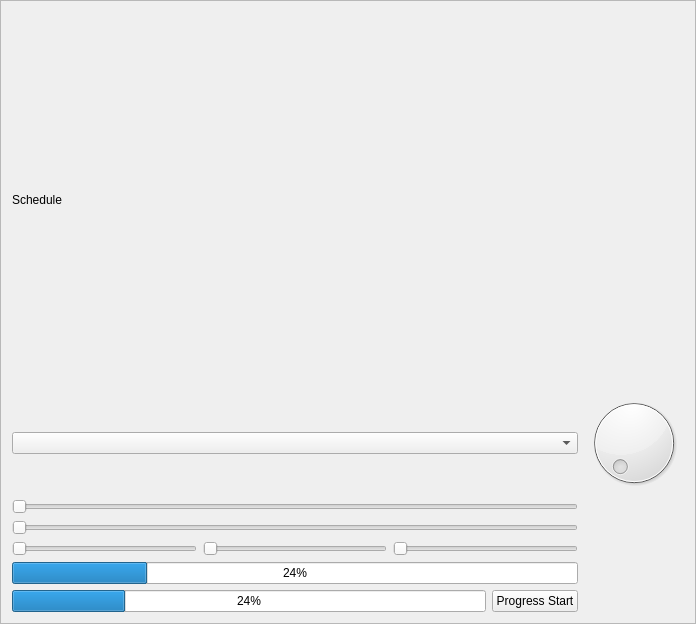
Old version of the form src/views/schedule/schedule.ui in the repository RyotaUnzai/candybox.
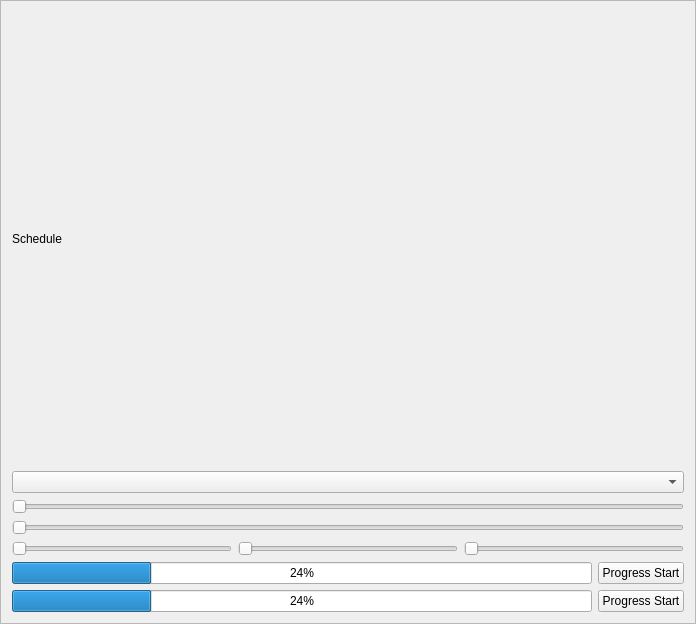
New version of the form. Custom widgets are drawn as their Qt base class.

The edit to the form file:
```diff
--- a/src/views/schedule/schedule.ui
+++ b/src/views/schedule/schedule.ui
@@ -20,6 +20,9 @@
    <enum>QFrame::Raised</enum>
   </property>
   <layout class="QGridLayout" name="gridLayout">
+   <item row="6" column="0">
+    <layout class="QVBoxLayout" name="QFlowLayout_FlowLayout"/>
+   </item>
    <item row="3" column="0">
     <widget class="QIntSlider" name="IntSlider">
      <property name="orientation">
@@ -27,9 +30,6 @@
      </property>
     </widget>
    </item>
-   <item row="1" column="1">
-    <widget class="QDial" name="dial"/>
-   </item>
    <item row="1" column="0">
     <widget class="QAnimationComboBox" name="Cb_qss"/>
    </item>
@@ -40,19 +40,6 @@
      </property>
     </widget>
    </item>
-   <item row="2" column="0">
-    <widget class="QFloatSlider" name="FloatSlider">
-     <property name="maximum">
-      <number>100</number>
-     </property>
-     <property name="orientation">
-      <enum>Qt::Horizontal</enum>
-     </property>
-    </widget>
-   </item>
-   <item row="10" column="0" colspan="2">
-    <layout class="QVBoxLayout" name="QFlowLayout_FlowLayout"/>
-   </item>
    <item row="4" column="0">
     <layout class="QHBoxLayout" name="horizontalLayout_2">
      <item>
@@ -78,32 +65,45 @@
      </item>
     </layout>
    </item>
-   <item row="7" column="0">
-    <layout class="QVBoxLayout" name="verticalLayout">
-     <item>
-      <widget class="QProgressCircular" name="AbstractProgressCircularB">
+   <item row="2" column="0">
+    <widget class="QFloatSlider" name="FloatSlider">
+     <property name="maximum">
+      <number>100</number>
+     </property>
+     <property name="orientation">
+      <enum>Qt::Horizontal</enum>
+     </property>
+    </widget>
+   </item>
+   <item row="5" column="0">
+    <layout class="QGridLayout" name="gridLayout_2">
+     <item row="1" column="0">
+      <widget class="QAbstractProgressCircular" name="AbstractProgressCircularB">
        <property name="value">
         <number>24</number>
        </property>
       </widget>
      </item>
-     <item>
-      <layout class="QHBoxLayout" name="horizontalLayout">
-       <item>
-        <widget class="QAbstractProgressCircular" name="AbstractProgressCircular">
+     <item row="0" column="0">
+      <widget class="QProgressCircular" name="AbstractProgressCircularA">
          <property name="value">
           <number>24</number>
          </property>
         </widget>
        </item>
-       <item>
-        <widget class="QPushButton" name="APC_PushButton">
+     <item row="1" column="1">
+      <widget class="QPushButton" name="APC_PushButtonB">
          <property name="text">
           <string>Progress Start</string>
          </property>
         </widget>
        </item>
-      </layout>
+     <item row="0" column="1">
+      <widget class="QPushButton" name="APC_PushButtonA">
+       <property name="text">
+        <string>Progress Start</string>
+       </property>
+      </widget>
      </item>
     </layout>
    </item>
```
Lines whose indentation alone changed are shown as unchanged.
